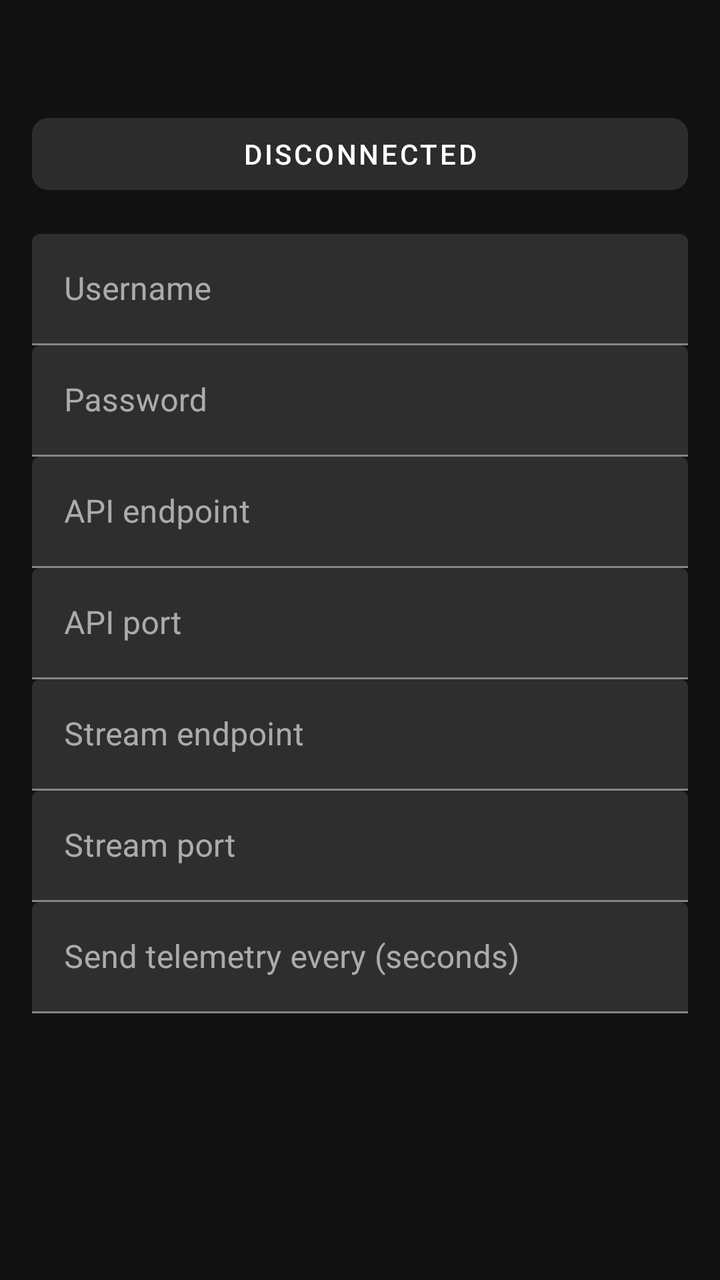
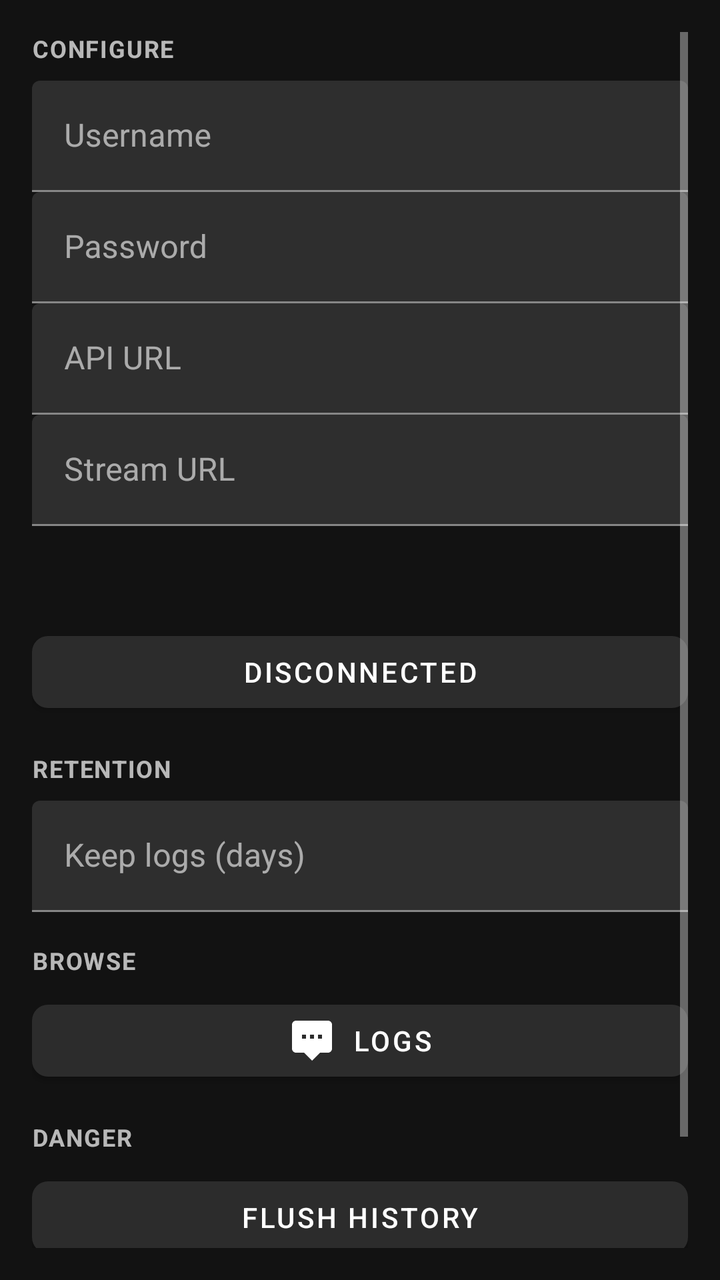

An Android layout rendered at two revisions. The XML below is the earlier revision; the diff shows what the commit changed to produce the second picture.
<!-- AndroidManifest.xml: application theme Theme.Dogan -->
<!-- res/layout/section_connectivity.xml -->
<?xml version="1.0" encoding="utf-8"?>
<ScrollView xmlns:android="http://schemas.android.com/apk/res/android"
    android:layout_width="match_parent"
    android:layout_height="match_parent"
    android:fillViewport="true"
    android:padding="16dp">

    <LinearLayout
        android:layout_width="match_parent"
        android:layout_height="wrap_content"
        android:orientation="vertical">

        <TextView
            android:id="@+id/pingStatusTxt"
            android:layout_width="match_parent"
            android:layout_height="wrap_content"
            android:textAppearance="?attr/textAppearanceBodyMedium"
            android:textColor="@color/dogan_on_surface" />

        <TextView
            android:id="@+id/apiStatusTxt"
            android:layout_width="match_parent"
            android:layout_height="wrap_content"
            android:layout_marginTop="4dp"
            android:textAppearance="?attr/textAppearanceBodyMedium"
            android:textColor="@color/dogan_on_surface" />

        <TextView
            android:id="@+id/liveKitStatusTxt"
            android:layout_width="match_parent"
            android:layout_height="wrap_content"
            android:layout_marginTop="4dp"
            android:layout_marginBottom="8dp"
            android:textAppearance="?attr/textAppearanceBodyMedium"
            android:textColor="@color/dogan_on_surface" />

        <TextView
            android:id="@+id/connectionErrorTxt"
            android:layout_width="match_parent"
            android:layout_height="wrap_content"
            android:layout_marginBottom="8dp"
            android:textAppearance="?attr/textAppearanceBodySmall"
            android:textColor="#EF9A9A"
            android:visibility="gone" />

        <com.google.android.material.button.MaterialButton
            android:id="@+id/connectionBtn"
            android:layout_width="match_parent"
            android:layout_height="wrap_content"
            android:layout_marginBottom="16dp"
            android:text="@string/disconnected_label" />

        <com.google.android.material.textfield.TextInputLayout
            android:layout_width="match_parent"
            android:layout_height="wrap_content"
            android:hint="@string/username">
            <com.google.android.material.textfield.TextInputEditText
                android:id="@+id/usernameInput"
                android:layout_width="match_parent"
                android:layout_height="wrap_content"
                android:inputType="text"
                android:importantForAutofill="yes" />
        </com.google.android.material.textfield.TextInputLayout>

        <com.google.android.material.textfield.TextInputLayout
            android:layout_width="match_parent"
            android:layout_height="wrap_content"
            android:hint="@string/password">
            <com.google.android.material.textfield.TextInputEditText
                android:id="@+id/passwordInput"
                android:layout_width="match_parent"
                android:layout_height="wrap_content"
                android:inputType="textPassword"
                android:importantForAutofill="yes" />
        </com.google.android.material.textfield.TextInputLayout>

        <com.google.android.material.textfield.TextInputLayout
            android:layout_width="match_parent"
            android:layout_height="wrap_content"
            android:hint="@string/api_endpoint">
            <com.google.android.material.textfield.TextInputEditText
                android:id="@+id/apiEndpointInput"
                android:layout_width="match_parent"
                android:layout_height="wrap_content"
                android:inputType="textUri" />
        </com.google.android.material.textfield.TextInputLayout>

        <com.google.android.material.textfield.TextInputLayout
            android:layout_width="match_parent"
            android:layout_height="wrap_content"
            android:hint="@string/api_port">
            <com.google.android.material.textfield.TextInputEditText
                android:id="@+id/apiPortInput"
                android:layout_width="match_parent"
                android:layout_height="wrap_content"
                android:inputType="number" />
        </com.google.android.material.textfield.TextInputLayout>

        <com.google.android.material.textfield.TextInputLayout
            android:layout_width="match_parent"
            android:layout_height="wrap_content"
            android:hint="@string/stream_endpoint">
            <com.google.android.material.textfield.TextInputEditText
                android:id="@+id/streamEndpointInput"
                android:layout_width="match_parent"
                android:layout_height="wrap_content"
                android:inputType="textUri" />
        </com.google.android.material.textfield.TextInputLayout>

        <com.google.android.material.textfield.TextInputLayout
            android:layout_width="match_parent"
            android:layout_height="wrap_content"
            android:hint="@string/stream_port">
            <com.google.android.material.textfield.TextInputEditText
                android:id="@+id/streamPortInput"
                android:layout_width="match_parent"
                android:layout_height="wrap_content"
                android:inputType="number" />
        </com.google.android.material.textfield.TextInputLayout>

        <com.google.android.material.textfield.TextInputLayout
            android:layout_width="match_parent"
            android:layout_height="wrap_content"
            android:hint="@string/telemetry_interval_sec">
            <com.google.android.material.textfield.TextInputEditText
                android:id="@+id/telemetryIntervalInput"
                android:layout_width="match_parent"
                android:layout_height="wrap_content"
                android:inputType="number" />
        </com.google.android.material.textfield.TextInputLayout>
    </LinearLayout>
</ScrollView>
<!-- resources referenced by this layout -->
<resources>
  <color name="dogan_on_surface">#FFFFFF</color>
  <string name="api_endpoint">API endpoint</string>
  <string name="api_port">API port</string>
  <string name="disconnected_label">Disconnected</string>
  <string name="password">Password</string>
  <string name="stream_endpoint">Stream endpoint</string>
  <string name="stream_port">Stream port</string>
  <string name="telemetry_interval_sec">Send telemetry every (seconds)</string>
  <string name="username">Username</string>
  <style name="Theme.Dogan" parent="Theme.MaterialComponents.NoActionBar">
          <item name="colorPrimary">@color/dogan_primary_dark</item>
          <item name="colorPrimaryVariant">@color/dogan_primary</item>
          <item name="colorOnPrimary">@color/dogan_on_primary</item>
          <item name="colorSecondary">@color/dogan_primary</item>
          <item name="colorOnSecondary">@color/dogan_on_primary</item>
          <item name="colorSurface">@color/dogan_surface</item>
          <item name="colorOnSurface">@color/dogan_on_surface</item>
          <item name="android:statusBarColor">@color/dogan_surface</item>
          <item name="android:navigationBarColor">@color/dogan_surface</item>
          <item name="android:windowBackground">@color/dogan_surface</item>
          <item name="android:textColorPrimary">@color/dogan_on_surface</item>
          <item name="android:textColorSecondary">@color/dogan_on_surface_secondary</item>
          <item name="materialButtonStyle">@style/Widget.Dogan.Button</item>
      </style>
  <color name="dogan_primary_dark">#1B5E20</color>
  <color name="dogan_primary">#2E7D32</color>
  <color name="dogan_on_primary">#FFFFFF</color>
  <color name="dogan_surface">#121212</color>
  <color name="dogan_on_surface_secondary">#B3FFFFFF</color>
  <style name="Widget.Dogan.Button" parent="Widget.MaterialComponents.Button">
          <item name="backgroundTint">@color/dogan_surface_elevated</item>
          <item name="android:textColor">@color/dogan_on_surface</item>
          <item name="cornerRadius">8dp</item>
          <item name="iconTint">@color/dogan_on_surface</item>
          <item name="iconGravity">textStart</item>
          <item name="iconPadding">8dp</item>
      </style>
  <color name="dogan_surface_elevated">#2C2C2C</color>
</resources>

<!-- the commit's change to res/layout/section_connectivity.xml (unified diff, before → after) -->
@@ -1,5 +1,6 @@
 <?xml version="1.0" encoding="utf-8"?>
 <ScrollView xmlns:android="http://schemas.android.com/apk/res/android"
+    xmlns:app="http://schemas.android.com/apk/res-auto"
     android:layout_width="match_parent"
     android:layout_height="match_parent"
     android:fillViewport="true"
@@ -11,9 +12,63 @@
         android:orientation="vertical">
 
         <TextView
+            style="@style/Widget.Dogan.SectionHeader"
+            android:layout_width="match_parent"
+            android:layout_height="wrap_content"
+            android:layout_marginTop="0dp"
+            android:text="@string/section_configure" />
+
+        <com.google.android.material.textfield.TextInputLayout
+            android:layout_width="match_parent"
+            android:layout_height="wrap_content"
+            android:hint="@string/username">
+            <com.google.android.material.textfield.TextInputEditText
+                android:id="@+id/usernameInput"
+                android:layout_width="match_parent"
+                android:layout_height="wrap_content"
+                android:importantForAutofill="yes"
+                android:inputType="text" />
+        </com.google.android.material.textfield.TextInputLayout>
+
+        <com.google.android.material.textfield.TextInputLayout
+            android:layout_width="match_parent"
+            android:layout_height="wrap_content"
+            android:hint="@string/password">
+            <com.google.android.material.textfield.TextInputEditText
+                android:id="@+id/passwordInput"
+                android:layout_width="match_parent"
+                android:layout_height="wrap_content"
+                android:importantForAutofill="yes"
+                android:inputType="textPassword" />
+        </com.google.android.material.textfield.TextInputLayout>
+
+        <com.google.android.material.textfield.TextInputLayout
+            android:layout_width="match_parent"
+            android:layout_height="wrap_content"
+            android:hint="@string/api_url">
+            <com.google.android.material.textfield.TextInputEditText
+                android:id="@+id/apiUrlInput"
+                android:layout_width="match_parent"
+                android:layout_height="wrap_content"
+                android:inputType="textUri" />
+        </com.google.android.material.textfield.TextInputLayout>
+
+        <com.google.android.material.textfield.TextInputLayout
+            android:layout_width="match_parent"
+            android:layout_height="wrap_content"
+            android:hint="@string/stream_url">
+            <com.google.android.material.textfield.TextInputEditText
+                android:id="@+id/streamUrlInput"
+                android:layout_width="match_parent"
+                android:layout_height="wrap_content"
+                android:inputType="textUri" />
+        </com.google.android.material.textfield.TextInputLayout>
+
+        <TextView
             android:id="@+id/pingStatusTxt"
             android:layout_width="match_parent"
             android:layout_height="wrap_content"
+            android:layout_marginTop="12dp"
             android:textAppearance="?attr/textAppearanceBodyMedium"
             android:textColor="@color/dogan_on_surface" />
 
@@ -47,86 +102,59 @@
             android:id="@+id/connectionBtn"
             android:layout_width="match_parent"
             android:layout_height="wrap_content"
-            android:layout_marginBottom="16dp"
             android:text="@string/disconnected_label" />
+
+        <TextView
+            style="@style/Widget.Dogan.SectionHeader"
+            android:layout_width="match_parent"
+            android:layout_height="wrap_content"
+            android:text="@string/section_retention" />
 
         <com.google.android.material.textfield.TextInputLayout
             android:layout_width="match_parent"
             android:layout_height="wrap_content"
-            android:hint="@string/username">
+            android:hint="@string/log_retention_days">
             <com.google.android.material.textfield.TextInputEditText
-                android:id="@+id/usernameInput"
-                android:layout_width="match_parent"
-                android:layout_height="wrap_content"
-                android:inputType="text"
-                android:importantForAutofill="yes" />
-        </com.google.android.material.textfield.TextInputLayout>
-
-        <com.google.android.material.textfield.TextInputLayout
-            android:layout_width="match_parent"
-            android:layout_height="wrap_content"
-            android:hint="@string/password">
-            <com.google.android.material.textfield.TextInputEditText
-                android:id="@+id/passwordInput"
-                android:layout_width="match_parent"
-                android:layout_height="wrap_content"
-                android:inputType="textPassword"
-                android:importantForAutofill="yes" />
-        </com.google.android.material.textfield.TextInputLayout>
-
-        <com.google.android.material.textfield.TextInputLayout
-            android:layout_width="match_parent"
-            android:layout_height="wrap_content"
-            android:hint="@string/api_endpoint">
-            <com.google.android.material.textfield.TextInputEditText
-                android:id="@+id/apiEndpointInput"
-                android:layout_width="match_parent"
-                android:layout_height="wrap_content"
-                android:inputType="textUri" />
-        </com.google.android.material.textfield.TextInputLayout>
-
-        <com.google.android.material.textfield.TextInputLayout
-            android:layout_width="match_parent"
-            android:layout_height="wrap_content"
-            android:hint="@string/api_port">
-            <com.google.android.material.textfield.TextInputEditText
-                android:id="@+id/apiPortInput"
+                android:id="@+id/logRetentionInput"
                 android:layout_width="match_parent"
                 android:layout_height="wrap_content"
                 android:inputType="number" />
         </com.google.android.material.textfield.TextInputLayout>
 
-        <com.google.android.material.textfield.TextInputLayout
+        <TextView
+            style="@style/Widget.Dogan.SectionHeader"
             android:layout_width="match_parent"
             android:layout_height="wrap_content"
-            android:hint="@string/stream_endpoint">
-            <com.google.android.material.textfield.TextInputEditText
-                android:id="@+id/streamEndpointInput"
-                android:layout_width="match_parent"
-                android:layout_height="wrap_content"
-                android:inputType="textUri" />
-        </com.google.android.material.textfield.TextInputLayout>
+            android:text="@string/section_browse" />
 
-        <com.google.android.material.textfield.TextInputLayout
+        <com.google.android.material.button.MaterialButton
+            android:id="@+id/logsBtn"
+            style="@style/Widget.Dogan.Button"
             android:layout_width="match_parent"
             android:layout_height="wrap_content"
-            android:hint="@string/stream_port">
-            <com.google.android.material.textfield.TextInputEditText
-                android:id="@+id/streamPortInput"
-                android:layout_width="match_parent"
-                android:layout_height="wrap_content"
-                android:inputType="number" />
-        </com.google.android.material.textfield.TextInputLayout>
+            android:text="@string/logs_title"
+            app:icon="@drawable/ic_logs" />
 
-        <com.google.android.material.textfield.TextInputLayout
+        <TextView
+            style="@style/Widget.Dogan.SectionHeader"
             android:layout_width="match_parent"
             android:layout_height="wrap_content"
-            android:hint="@string/telemetry_interval_sec">
-            <com.google.android.material.textfield.TextInputEditText
-                android:id="@+id/telemetryIntervalInput"
-                android:layout_width="match_parent"
-                android:layout_height="wrap_content"
-                android:inputType="number" />
-        </com.google.android.material.textfield.TextInputLayout>
+            android:text="@string/section_danger" />
+
+        <com.google.android.material.button.MaterialButton
+            android:id="@+id/flushHistoryBtn"
+            style="@style/Widget.Dogan.Button"
+            android:layout_width="match_parent"
+            android:layout_height="wrap_content"
+            android:text="@string/flush_history" />
+
+        <com.google.android.material.button.MaterialButton
+            android:id="@+id/flushLogsBtn"
+            style="@style/Widget.Dogan.Button"
+            android:layout_width="match_parent"
+            android:layout_height="wrap_content"
+            android:layout_marginTop="8dp"
+            android:layout_marginBottom="16dp"
+            android:text="@string/flush_logs" />
     </LinearLayout>
 </ScrollView>
<!-- resource entries referenced after the edit -->
@@ -1,13 +1,29 @@
 <!-- resources referenced by this layout -->
 <resources>
   <color name="dogan_on_surface">#FFFFFF</color>
-  <string name="api_endpoint">API endpoint</string>
-  <string name="api_port">API port</string>
+  <!-- drawable ic_logs (drawable) -->
+  <?xml version="1.0" encoding="utf-8"?>
+  <vector xmlns:android="http://schemas.android.com/apk/res/android"
+      android:width="24dp"
+      android:height="24dp"
+      android:viewportWidth="24"
+      android:viewportHeight="24">
+      <path
+          android:fillColor="#FFFFFF"
+          android:pathData="M20,2H4c-1.1,0 -2,0.9 -2,2v12c0,1.1 0.9,2 2,2h4l4,4 4,-4h4c1.1,0 2,-0.9 2,-2V4c0,-1.1 -0.9,-2 -2,-2zM9,11H7V9h2v2zM13,11h-2V9h2v2zM17,11h-2V9h2v2z" />
+  </vector>
+  <string name="api_url">API URL</string>
   <string name="disconnected_label">Disconnected</string>
+  <string name="flush_history">Flush history</string>
+  <string name="flush_logs">Flush Disk for Logs</string>
+  <string name="log_retention_days">Keep logs (days)</string>
+  <string name="logs_title">Logs</string>
   <string name="password">Password</string>
-  <string name="stream_endpoint">Stream endpoint</string>
-  <string name="stream_port">Stream port</string>
-  <string name="telemetry_interval_sec">Send telemetry every (seconds)</string>
+  <string name="section_browse">Browse</string>
+  <string name="section_configure">Configure</string>
+  <string name="section_danger">Danger</string>
+  <string name="section_retention">Retention</string>
+  <string name="stream_url">Stream URL</string>
   <string name="username">Username</string>
   <style name="Theme.Dogan" parent="Theme.MaterialComponents.NoActionBar">
           <item name="colorPrimary">@color/dogan_primary_dark</item>
@@ -37,6 +53,15 @@
           <item name="iconGravity">textStart</item>
           <item name="iconPadding">8dp</item>
       </style>
+  <style name="Widget.Dogan.SectionHeader" parent="@android:style/Widget.TextView">
+          <item name="android:layout_marginTop">16dp</item>
+          <item name="android:layout_marginBottom">8dp</item>
+          <item name="android:letterSpacing">0.05</item>
+          <item name="android:textAllCaps">true</item>
+          <item name="android:textColor">@color/dogan_on_surface_secondary</item>
+          <item name="android:textSize">12sp</item>
+          <item name="android:textStyle">bold</item>
+      </style>
   <color name="dogan_surface_elevated">#2C2C2C</color>
 </resources>
 
